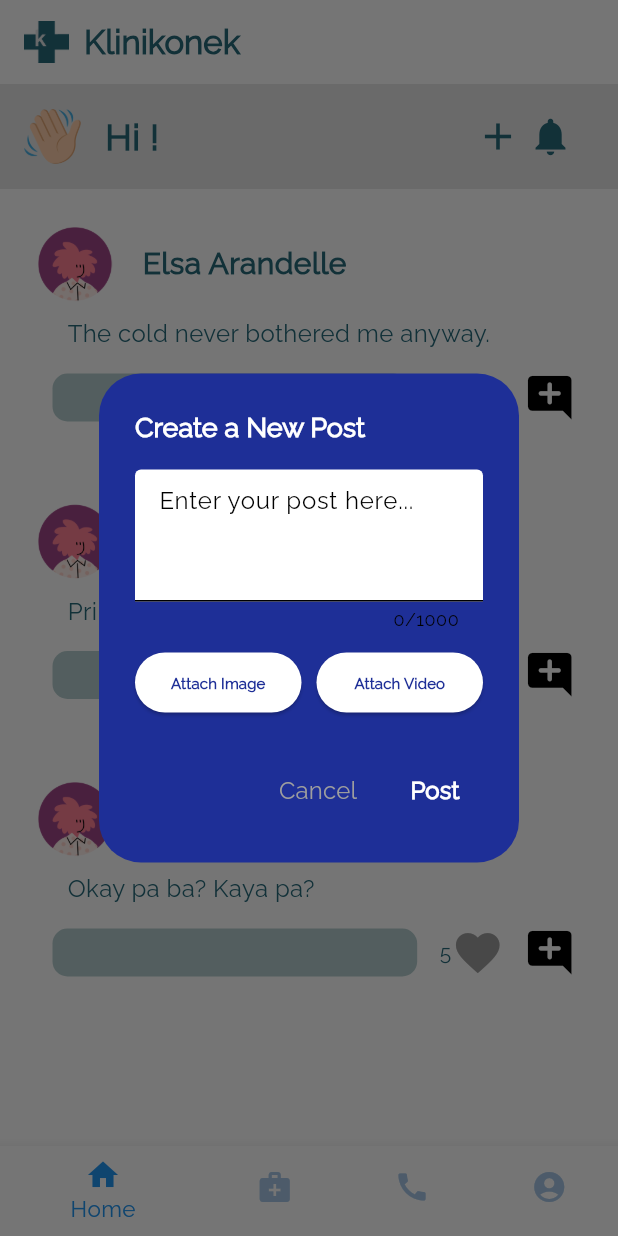
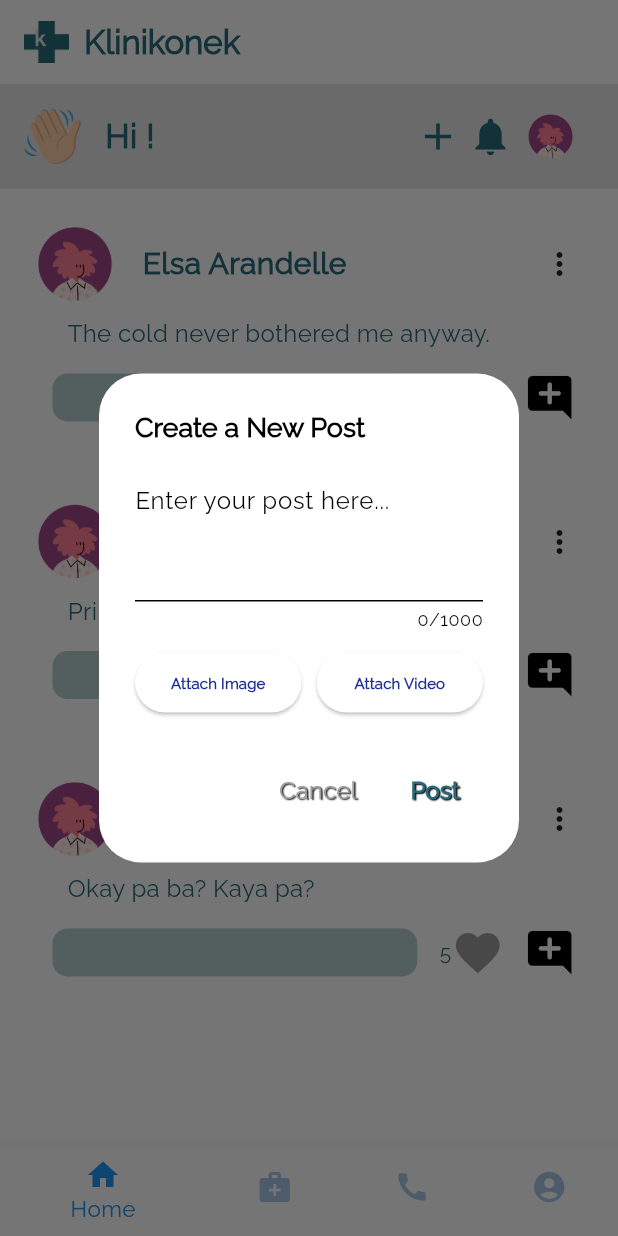
Before and after one commit to Errol13/KLK, a Flutter app: the screen it shows once a user with an empty profile is signed in, after a tap on the "add" icon, on a phone screen of 412 x 824 dp. Run offline on Flutter 3.47's test engine with Material 3 defaults, Android fonts, the light colour scheme and no system bars; drawn by our look-alikes of like_button; our stand-ins replace cloud_firestore, email_validator, firebase_auth, firebase_core, image_picker, sliver_tools and 2 more; missing offline and left inert: flutter_phone_direct_caller, humanitarian_icons; accounts and stored records are empty.

Commit message:
with edit

```diff
--- a/lib/auth.dart
+++ b/lib/auth.dart
@@ -30,4 +30,5 @@ class Auth {
   Future<void> signOut() async {
     await _firebaseAuth.signOut();
   }
+
 }
--- a/lib/screens/home/home_page.dart
+++ b/lib/screens/home/home_page.dart
@@ -131,16 +131,15 @@ class _HomePageState extends State<HomePage> {
                           ),
                         ),
                       ),
-                      Expanded(
-                        child: Text(
-                          "Hi ${currentUser.firstName}!",
-                          style: TextStyle(
-                            fontSize: 24,
-                            fontWeight: FontWeight.bold,
-                            color: Color(0xFF276A7B),
-                          ),
+                      Text(
+                        "Hi ${currentUser.firstName}!",
+                        style: TextStyle(
+                          fontSize: 22,
+                          fontWeight: FontWeight.bold,
+                          color: Color(0xFF276A7B),
                         ),
                       ),
+                      Expanded(child: SizedBox()),
                       GestureDetector(
                         onTap: () => addPost(context),
                         child: const Icon(
@@ -166,25 +165,19 @@ class _HomePageState extends State<HomePage> {
                       SizedBox(
                         width: 10,
                       ),
-                      InkWell(
-                        customBorder: RoundedRectangleBorder(
-                          borderRadius: BorderRadius.circular(12),
-                        ),
-                        onTap: () {},
-                        splashColor: Colors.white10,
-                        child: Ink.image(
-                            fit: BoxFit.cover,
-                            width: 20,
-                            height: 20,
-                            image: AssetImage('assets/user.png')),
+                      Image.asset(
+                        'assets/user.png',
+                        width: 30,
+                        height: 30,
+                        fit: BoxFit.contain,
                       ),
-                      // const SizedBox(
-                      //   width: 15,
-                      // )
+                      SizedBox(width: 30),
                     ],
                   ),
                 ),
               ),
+
+              //Posts
               SliverList(
                 delegate: SliverChildBuilderDelegate(
                   (BuildContext context, int index) {
@@ -230,8 +223,45 @@ class _HomePageState extends State<HomePage> {
                                   ),
                                 ),
                               ),
+                              PopupMenuButton<String>(
+                                onSelected: (value) {
+                                  // Handle menu item selection
+                                  if (value == 'edit') {
+                                    // Handle edit action
+                                  } else if (value == 'delete') {
+                                    // Handle delete action
+                                  } else if (value == 'report') {
+                                    // Handle report action
+                                  }
+                                },
+                                itemBuilder: (BuildContext context) {
+                                  return [
+                                    PopupMenuItem<String>(
+                                      value: 'edit',
+                                      child: Text('Edit'),
+                                    ),
+                                    PopupMenuItem<String>(
+                                      value: 'delete',
+                                      child: Text('Delete'),
+                                    ),
+                                    PopupMenuItem<String>(
+                                      value: 'report',
+                                      child: Text(
+                                        'Report',
+                                        style: TextStyle(
+                                          fontWeight: FontWeight.bold,
+                                          fontSize: 14,
+                                          color: Colors.red,
+                                        ),
+                                      ),
+                                    ),
+                                  ];
+                                },
+                              ),
                             ],
                           ),
+
+                          //Content
                           const SizedBox(
                             height: 10,
                           ),
@@ -358,12 +388,12 @@ class _HomePageState extends State<HomePage> {
       context: context,
       builder: (BuildContext context) {
         return AlertDialog(
-          backgroundColor: Color(0xff1E2F97),
+          backgroundColor: Colors.white,
           title: Text(
             'Create a New Post',
             style: TextStyle(
               fontSize: 18,
-              color: Colors.white,
+              color: Colors.black,
               fontWeight: FontWeight.bold,
             ),
           ),
@@ -375,8 +405,6 @@ class _HomePageState extends State<HomePage> {
                 maxLines: 3,
                 maxLength: 1000,
                 decoration: InputDecoration(
-                  filled: true,
-                  fillColor: Colors.white,
                   hintText: 'Enter your post here...',
                 ),
               ),
@@ -459,6 +487,13 @@ class _HomePageState extends State<HomePage> {
                 style: TextStyle(
                   fontSize: 16,
                   color: Colors.grey,
+                  shadows: [
+                    Shadow(
+                      color: Colors.black, // Shadow color
+                      offset: Offset(1.0, 1.0), // Shadow offset
+                      blurRadius: 0.5, // Shadow blur radius
+                    ),
+                  ],
                 ),
               ),
             ),
@@ -470,7 +505,14 @@ class _HomePageState extends State<HomePage> {
                 'Post',
                 style: TextStyle(
                   fontSize: 16,
-                  color: Colors.white,
+                  color: Color(0xFF276A7B),
+                  shadows: [
+                    Shadow(
+                      color: Colors.black, // Shadow color
+                      offset: Offset(1.0, 1.0), // Shadow offset
+                      blurRadius: 0.5, // Shadow blur radius
+                    ),
+                  ],
                   fontWeight: FontWeight.bold,
                 ),
               ),
--- a/lib/screens/profile/profile_page.dart
+++ b/lib/screens/profile/profile_page.dart
@@ -203,7 +203,7 @@ class _ProfilePageState extends State<ProfilePage> {
                         child: Center(
                           child: Icon(
                             Icons.navigate_next,
-                            color: Color.fromRGBO(167, 199, 231, 1),
+                            color:Color(0xFF276A7B),
                           ),
                         ),
                       ),
@@ -256,7 +256,7 @@ class _ProfilePageState extends State<ProfilePage> {
                         child: Center(
                           child: Icon(
                             Icons.navigate_next,
-                            color: Color.fromRGBO(167, 199, 231, 1),
+                            color: Color(0xFF276A7B),
                           ),
                         ),
                       ),
@@ -307,7 +307,7 @@ class _ProfilePageState extends State<ProfilePage> {
                         child: Center(
                           child: Icon(
                             Icons.navigate_next,
-                            color: Color.fromRGBO(167, 199, 231, 1),
+                            color: Color(0xFF276A7B),
                           ),
                         ),
                       ),
```
Also changed, not shown: lib/screens/home/actualnotif_page.dart (+21 -1 lines), lib/screens/profile/privacy_security_page.dart (+73 -15 lines).
